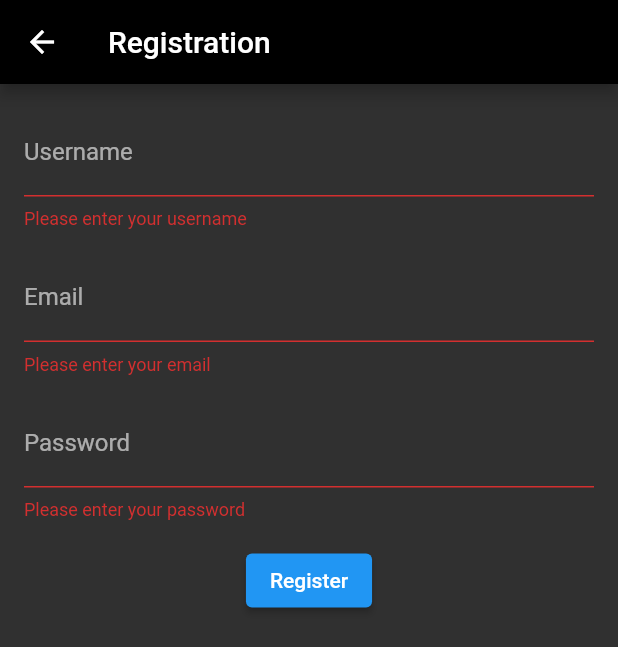
After one commit to ChathuraRubasingha/Todo-App, a Flutter app: the RegistrationScreen screen opened by its route, after a tap on "Register", on a phone screen of 412 x 824 dp. The commit adds this screen. Shown: the top 647 px of the screen. Run offline on Flutter 3.47's test engine with Material 2 defaults, Android fonts, the phone set to English and light mode, and no system bars.

Commit message:
login and registration

```diff
--- /dev/null
+++ b/lib/Screens/Registration.dart
@@ -0,0 +1,16 @@
+import 'package:flutter/material.dart';
+import 'package:flutter/cupertino.dart';
+import 'package:todoapp/Screens/RegistrationForm.dart';
+
+class RegistrationScreen extends StatelessWidget {
+  @override
+  Widget build(BuildContext context) {
+    return Scaffold(
+      appBar: AppBar(
+        title: Text('Registration'),
+        backgroundColor: Colors.black,
+      ),
+      body: RegistrationForm(),
+    );
+  }
+}
--- /dev/null
+++ b/lib/Screens/RegistrationForm.dart
@@ -0,0 +1,104 @@
+import 'package:flutter/material.dart';
+
+class RegistrationForm extends StatefulWidget {
+  @override
+  _RegistrationFormState createState() => _RegistrationFormState();
+}
+
+class _RegistrationFormState extends State<RegistrationForm> {
+  final _formKey = GlobalKey<FormState>();
+  TextEditingController _usernameController = TextEditingController();
+  TextEditingController _emailController = TextEditingController();
+  TextEditingController _passwordController = TextEditingController();
+
+  @override
+  Widget build(BuildContext context) {
+    return Scaffold(
+      body: Padding(
+        padding: EdgeInsets.all(16.0),
+        child: Form(
+          key: _formKey,
+          child: Column(
+            children: [
+              TextFormField(
+                controller: _usernameController,
+                decoration: InputDecoration(
+                  labelText: 'Username',
+                ),
+                validator: (value) {
+                  if (value!.isEmpty) {
+                    return 'Please enter your username';
+                  }
+                  return null;
+                },
+              ),
+              SizedBox(height: 16.0),
+              TextFormField(
+                controller: _emailController,
+                decoration: InputDecoration(
+                  labelText: 'Email',
+                ),
+                validator: (value) {
+                  if (value!.isEmpty) {
+                    return 'Please enter your email';
+                  }
+                  return null;
+                },
+              ),
+              SizedBox(height: 16.0),
+              TextFormField(
+                controller: _passwordController,
+                decoration: InputDecoration(
+                  labelText: 'Password',
+                ),
+                obscureText: true,
+                validator: (value) {
+                  if (value!.isEmpty) {
+                    return 'Please enter your password';
+                  }
+                  return null;
+                },
+              ),
+              SizedBox(height: 16.0),
+              ElevatedButton(
+                onPressed: () {
+                  if (_formKey.currentState!.validate()) {
+                    // Perform registration logic here
+                    String username = _usernameController.text;
+                    String email = _emailController.text;
+                    String password = _passwordController.text;
+                    // Call your registration API or handle the registration process
+
+                    // Clear the form after successful registration
+                    _formKey.currentState?.reset();
+                    _usernameController.clear();
+                    _emailController.clear();
+                    _passwordController.clear();
+
+                    // Show a success message or navigate to the next screen
+                    showDialog(
+                      context: context,
+                      builder: (context) => AlertDialog(
+                        title: Text('Registration Successful'),
+                        content: Text('You have successfully registered.'),
+                        actions: [
+                          TextButton(
+                            onPressed: () {
+                              Navigator.pop(context);
+                            },
+                            child: Text('OK'),
+                          ),
+                        ],
+                      ),
+                    );
+                  }
+                },
+                child: Text('Register'),
+              ),
+            ],
+          ),
+        ),
+      ),
+    );
+  }
+}
--- a/lib/Screens/SideBar.dart
+++ b/lib/Screens/SideBar.dart
@@ -41,6 +41,12 @@ class _SidebarState extends State<Sidebar> {
                   // Handle profile navigation
                 },
               ),
+              ListTile(
+                title: Text('Logout'),
+                onTap: () {
+                  // Handle profile navigation
+                },
+              ),
               // Add more list tiles for additional sidebar options
             ],
           ),
```
Also changed, not shown: lib/Screens/Login.dart (added, +16 -0 lines), lib/Screens/LoginForm.dart (added, +88 -0 lines), lib/main.dart (+8 -26 lines).
